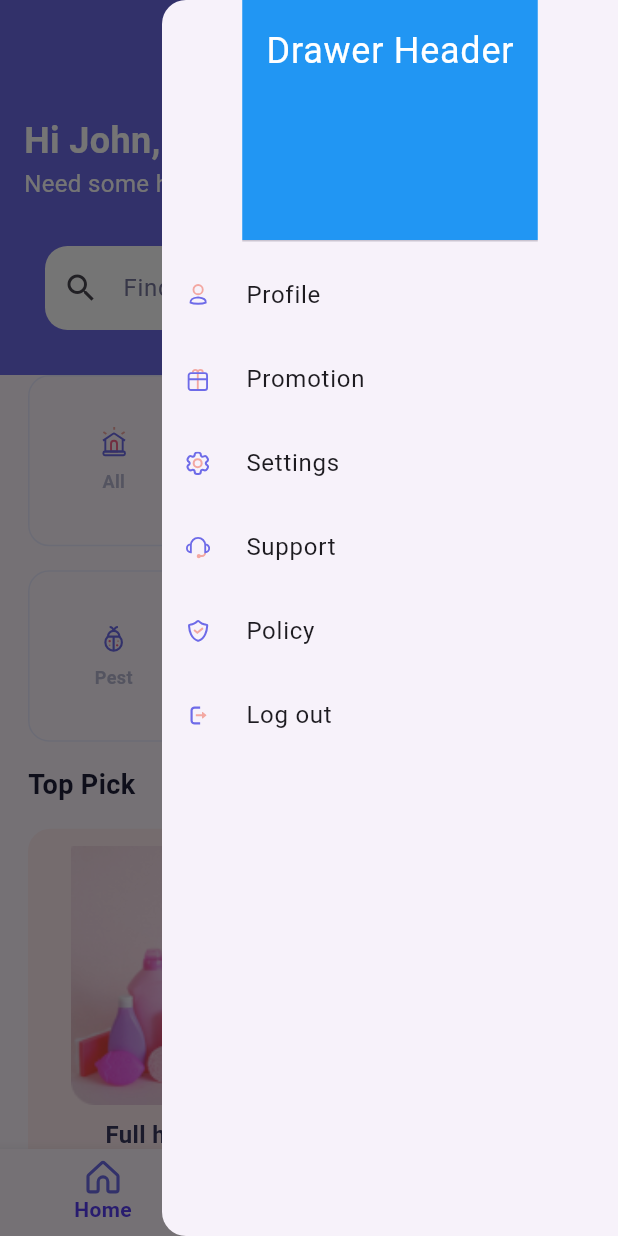
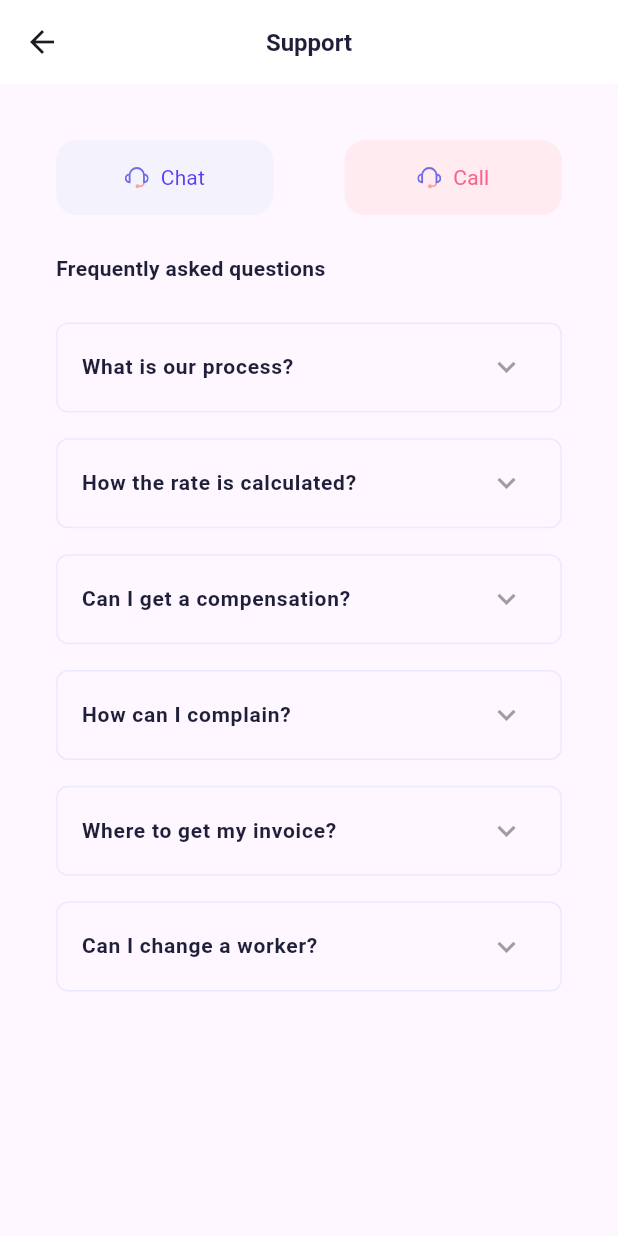
Before and after one commit to iAdam143/service_app, a Flutter app: the HomeScreen screen opened directly, in the side drawer, after a tap on "Support", on a phone screen of 412 x 824 dp. Run offline on Flutter 3.47's test engine with Material 2 defaults, Android fonts, the phone set to English and light mode, and no system bars; our stand-ins replace flutter_screenutil, flutter_svg, image_picker; Roboto replaces fonts that are missing (SFPro).

Commit message:
added support screen

```diff
--- a/lib/utils/custom widgets/custom_buttons.dart
+++ b/lib/utils/custom widgets/custom_buttons.dart
@@ -1,4 +1,5 @@
 import 'package:flutter/material.dart';
+import 'package:flutter_svg/flutter_svg.dart';
 import 'package:service_app/utils/colors.dart';
 import 'package:service_app/utils/textstyles.dart';
 
@@ -147,3 +148,49 @@ class CustomButton4 extends StatelessWidget {
     );
   }
 }
+
+
+class CustomButton5 extends StatelessWidget {
+  final VoidCallback onPressed;
+  final String text;
+  final Color textColor;
+  final Color buttonColor;
+  final String svgPath;
+
+  const CustomButton5({
+    Key? key,
+    required this.onPressed,
+    required this.text,
+    this.textColor = Colors.white,
+    this.buttonColor = myPrimaryColor,
+    required this.svgPath,
+  }) : super(key: key);
+
+  @override
+  Widget build(BuildContext context) {
+    return ElevatedButton(
+      onPressed: onPressed,
+      style: ElevatedButton.styleFrom(
+        backgroundColor: buttonColor,
+        minimumSize: const Size(145, 50),
+        shape: RoundedRectangleBorder(
+          borderRadius: BorderRadius.circular(14.0),
+        ),
+        elevation: 0,
+      ),
+      child: Row(
+        mainAxisAlignment: MainAxisAlignment.center,
+        children: [
+          SvgPicture.asset(
+            svgPath,
+          ),
+          const SizedBox(width: 8.0),
+          Text(
+            text,
+            style: paragraph_2.copyWith(color: textColor),
+          ),
+        ],
+      ),
+    );
+  }
+}
--- a/lib/view/ServiceDetail/service_detail_screen_2.dart
+++ b/lib/view/ServiceDetail/service_detail_screen_2.dart
@@ -38,6 +38,7 @@ class _ServiceDetailScreen2State extends State<ServiceDetailScreen2> {
           Navigator.pop(context);
         },
       ),
+      centerTitle: true,
       title: Text(
         'Pay for Booking',
         style: heading_5.copyWith(color: myHeading3Color),
--- a/lib/view/ServiceDetail/service_detail_screen_3.dart
+++ b/lib/view/ServiceDetail/service_detail_screen_3.dart
@@ -137,6 +137,7 @@ class _ServiceDetailScreen3State extends State<ServiceDetailScreen3> {
           Navigator.pop(context);
         },
       ),
+      centerTitle: true,
       title: Text(
         'Confirm your Booking',
         style: heading_5.copyWith(color: myHeading3Color),
--- a/lib/view/home_screen.dart
+++ b/lib/view/home_screen.dart
@@ -7,6 +7,7 @@ import 'package:service_app/utils/custom%20widgets/custom_navigation_bar.dart';
 import 'package:service_app/utils/custom%20widgets/custom_buttons.dart';
 import 'package:service_app/utils/custom%20widgets/top_pick_section.dart';
 import 'package:service_app/utils/textstyles.dart';
+import 'package:service_app/view/support_screen.dart';
 import 'package:service_app/view/user_profile_screen.dart';
 import 'package:service_app/viewmodel/home_viewmodel.dart';
 
@@ -72,16 +73,42 @@ class HomeScreen extends StatelessWidget {
     return Drawer(
       child: Column(
         children: [
-          const DrawerHeader(
+          DrawerHeader(
             decoration: BoxDecoration(
-              color: Colors.blue,
+              color: mygreyColor,
             ),
-            child: Text(
-              'Drawer Header',
-              style: TextStyle(
-                color: Colors.white,
-                fontSize: 24,
-              ),
+            child: Row(
+              mainAxisAlignment: MainAxisAlignment.center,
+              crossAxisAlignment: CrossAxisAlignment.center,
+              children: [
+                Column(
+                  children: [
+                    Container(
+                      width: 100.0,
+                      height: 100.0,
+                      decoration: const BoxDecoration(
+                        shape: BoxShape.circle,
+                        color: Colors.white,
+                      ),
+                      child: SvgPicture.asset('assets/images/camera.svg'),
+                    ),
+                  ],
+                ),
+                Column(
+                  children: [
+                    Text('Janet Anderson',
+                        style: heading_4.copyWith(color: myHeading3Color)),
+                    Row(
+                      children: [
+                        SvgPicture.asset('assets/images/Home.svg'),
+                        Text('123 points',
+                            style:
+                                paragraph_2.copyWith(color: myHeading3Color)),
+                      ],
+                    ),
+                  ],
+                ),
+              ],
             ),
           ),
           ListTile(
@@ -114,7 +141,12 @@ class HomeScreen extends StatelessWidget {
             leading: SvgPicture.asset('assets/images/support.svg'),
             title: const Text('Support'),
             onTap: () {
-              // Handle settings tap
+              Navigator.push(
+                context,
+                MaterialPageRoute(
+                  builder: (context) => const SupportScreen(),
+                ),
+              );
             },
           ),
           ListTile(
--- /dev/null
+++ b/lib/view/support_screen.dart
@@ -0,0 +1,158 @@
+import 'package:flutter/cupertino.dart';
+import 'package:flutter/material.dart';
+import 'package:flutter_screenutil/flutter_screenutil.dart';
+import 'package:service_app/utils/colors.dart';
+import 'package:service_app/utils/custom%20widgets/custom_buttons.dart';
+import 'package:service_app/utils/textstyles.dart';
+
+class SupportScreen extends StatefulWidget {
+  const SupportScreen({Key? key}) : super(key: key);
+
+  @override
+  _SupportScreenState createState() => _SupportScreenState();
+}
+
+class _SupportScreenState extends State<SupportScreen> {
+  Set<String> expandedQuestions = {};
+
+  List<Map<String, String>> faqs = [
+    {
+      'question': 'What is our process?',
+      'answer': 'Answer to Question 1',
+    },
+    {
+      'question': 'How the rate is calculated?',
+      'answer':
+          'We have a timer for our worker to confirm their start time and their end time with you. ',
+    },
+    {
+      'question': 'Can I get a compensation?',
+      'answer': 'Answer to Question 3',
+    },
+    {
+      'question': 'How can I complain?',
+      'answer': 'Answer to Question 3',
+    },
+    {
+      'question': 'Where to get my invoice?',
+      'answer': 'Answer to Question 3',
+    },
+    {
+      'question': 'Can I change a worker?',
+      'answer': 'Answer to Question 3',
+    },
+  ];
+
+  @override
+  Widget build(BuildContext context) {
+    return Scaffold(
+      appBar: buildAppBar(),
+      body: SingleChildScrollView(
+        child: Padding(
+          padding: EdgeInsets.all(16.w),
+          child: Column(
+            crossAxisAlignment: CrossAxisAlignment.start,
+            children: [
+              Row(
+                children: [
+                  CustomButton5(
+                    onPressed: () {
+                      // Your onPressed callback implementation
+                    },
+                    text: 'Chat',
+                    svgPath: 'assets/images/support.svg',
+                    textColor: myPrimaryColor,
+                    buttonColor: myLPurplelColor,
+                  ),
+                  const Spacer(),
+                  CustomButton5(
+                    onPressed: () {
+                      // Your onPressed callback implementation
+                    },
+                    text: 'Call',
+                    svgPath: 'assets/images/support.svg',
+                    textColor: myPinkColor,
+                    buttonColor: mySecondaryColor,
+                  ),
+                ],
+              ),
+              SizedBox(height: 12.h),
+              const Text(
+                'Frequently asked questions',
+                style: heading_6,
+              ),
+              SizedBox(height: 12.h),
+              buildList(),
+            ],
+          ),
+        ),
+      ),
+    );
+  }
+
+  AppBar buildAppBar() {
+    return AppBar(
+      backgroundColor: Colors.white,
+      elevation: 0,
+      leading: IconButton(
+        icon: const Icon(Icons.arrow_back),
+        onPressed: () {
+          Navigator.pop(context);
+        },
+      ),
+      centerTitle: true,
+      title: Text(
+        'Support',
+        style: heading_5.copyWith(color: myHeading3Color),
+      ),
+    );
+  }
+
+  Widget buildList() {
+    return ListView.builder(
+      shrinkWrap: true,
+      itemCount: faqs.length,
+      itemBuilder: (BuildContext context, int index) {
+        final faq = faqs[index];
+        final isExpanded = expandedQuestions.contains(faq['question']);
+        return Container(
+          decoration: BoxDecoration(
+            border: Border.all(
+              color: mygreyColor,
+              width: 1.0,
+            ),
+            borderRadius: BorderRadius.circular(8.0),
+          ),
+          margin: EdgeInsets.only(bottom: 8.h),
+          child: ExpansionTile(
+            collapsedIconColor: Colors.grey,
+            iconColor: myPrimaryColor,
+            title: Text(
+              faq['question'] ?? '',
+              style: heading_6,
+            ),
+            onExpansionChanged: (expanded) {
+              setState(() {
+                if (expanded) {
+                  expandedQuestions.add(faq['question']!);
+                } else {
+                  expandedQuestions.remove(faq['question']);
+                }
+              });
+            },
+            initiallyExpanded: isExpanded,
+            children: [
+              Padding(
+                padding: const EdgeInsets.symmetric(vertical: 8.0),
+                child: Text(
+                  faq['answer'] ?? '',
+                  style: paragraph_2,
+                ),
+              ),
+            ],
+          ),
+        );
+      },
+    );
+  }
+}
```
